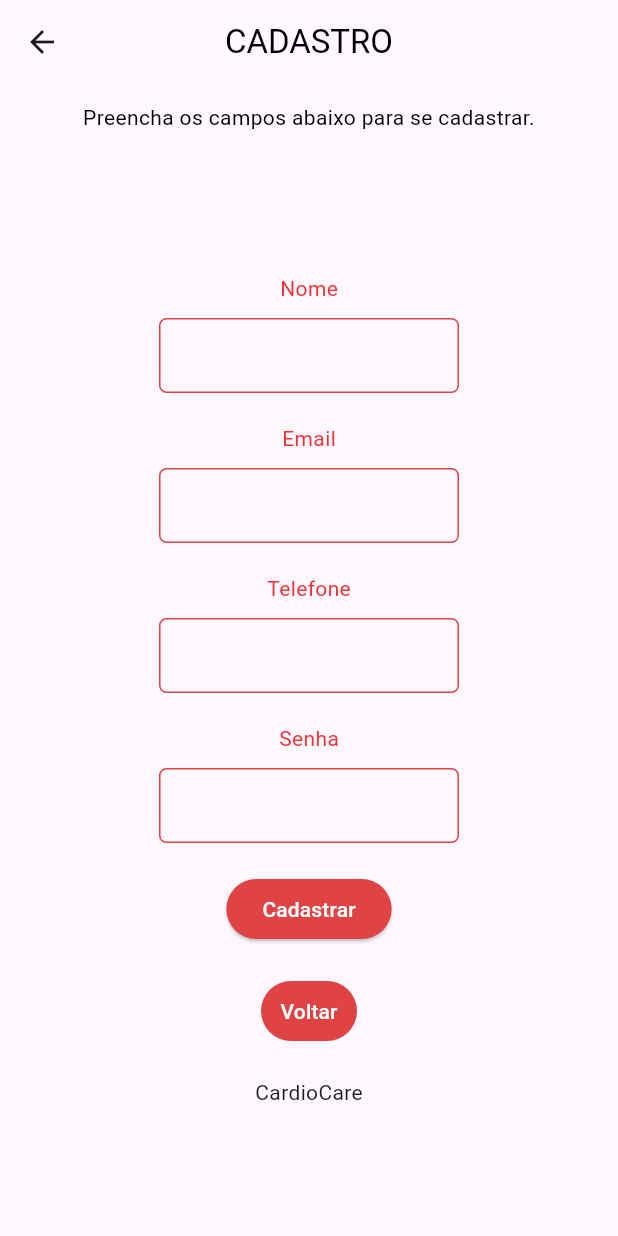
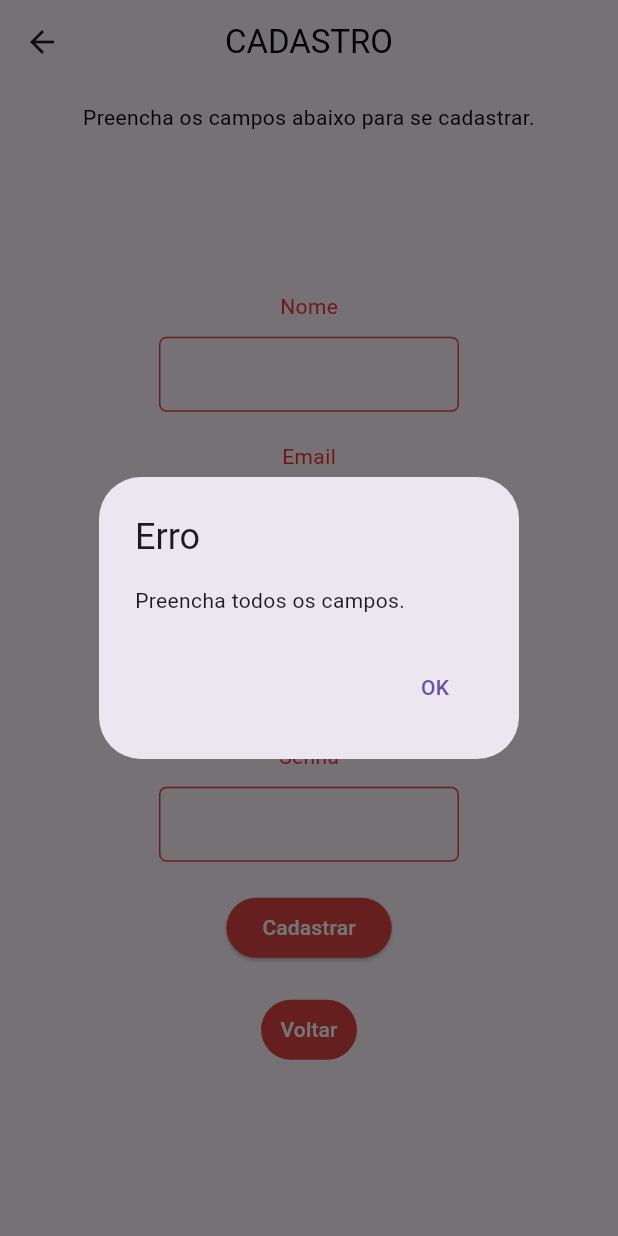
Before and after one commit to febzr/proj-dsi, a Flutter app: the CadastroPage screen opened by its route, after a tap on "Cadastrar", on a phone screen of 412 x 824 dp. Run offline on Flutter 3.47's test engine with Material 3 defaults, Android fonts, the phone set to English and light mode, and no system bars.

Commit message:
Alteração de pequenos fatores

```diff
--- a/cardiocare/lib/main.dart
+++ b/cardiocare/lib/main.dart
@@ -2,11 +2,16 @@
 
 import 'package:flutter/material.dart';
 import 'home.dart';
+import 'sucessoCadastro.dart';
 
 void main() => runApp(const MyApp());
 
 final TextEditingController login = TextEditingController();
 final TextEditingController senha = TextEditingController();
+final TextEditingController nome = TextEditingController();
+final TextEditingController email = TextEditingController();
+final TextEditingController telefone = TextEditingController();
+final TextEditingController senhaCadastro = TextEditingController();
 
 const usrlogin = 'valdir';
 const senhalogin = '123';
@@ -26,6 +31,7 @@
         '/': (context) => const LoginPage(),
         '/cadastro': (context) => const CadastroPage(),
         '/home': (context) => const HomePage(),
+        '/sucessoCadastro': (context) => SucessoCadastro(),
       },
     );
   }
@@ -202,9 +208,10 @@
                   border: Border.all(color: const Color(0xFFDF4343)),
                   borderRadius: BorderRadius.circular(5.0),
                 ),
-                child: const Padding(
+                child: Padding(
                   padding: EdgeInsets.symmetric(horizontal: 10.0),
                   child: TextField(
+                    controller: nome,
                     textAlign: TextAlign.center,
                     decoration: InputDecoration(
                       border: InputBorder.none,
@@ -224,9 +231,10 @@
                   border: Border.all(color: const Color(0xFFDF4343)),
                   borderRadius: BorderRadius.circular(5.0),
                 ),
-                child: const Padding(
+                child: Padding(
                   padding: EdgeInsets.symmetric(horizontal: 10.0),
                   child: TextField(
+                    controller: email,
                     textAlign: TextAlign.center,
                     decoration: InputDecoration(
                       border: InputBorder.none,
@@ -246,9 +254,11 @@
                   border: Border.all(color: const Color(0xFFDF4343)),
                   borderRadius: BorderRadius.circular(5.0),
                 ),
-                child: const Padding(
+                child: Padding(
                   padding: EdgeInsets.symmetric(horizontal: 10.0),
                   child: TextField(
+                    controller: telefone,
+                    keyboardType: TextInputType.phone,
                     textAlign: TextAlign.center,
                     decoration: InputDecoration(
                       border: InputBorder.none,
@@ -268,9 +278,10 @@
                   border: Border.all(color: const Color(0xFFDF4343)),
                   borderRadius: BorderRadius.circular(5.0),
                 ),
-                child: const Padding(
+                child: Padding(
                   padding: EdgeInsets.symmetric(horizontal: 10.0),
                   child: TextField(
+                    controller: senhaCadastro,
                     textAlign: TextAlign.center,
                     decoration: InputDecoration(
                       border: InputBorder.none,
@@ -282,7 +293,30 @@
               const SizedBox(height: 20.0),
               ElevatedButton(
                 onPressed: () {
-                  // Implementar a lógica de cadastro aqui
+                  if (nome.text.isNotEmpty &&
+                      email.text.isNotEmpty &&
+                      telefone.text.isNotEmpty &&
+                      senhaCadastro.text.isNotEmpty) {
+                      Navigator.pushNamed(context, '/sucessoCadastro');
+                  } else {
+                    showDialog(
+                      context: context,
+                      builder: (context) {
+                        return AlertDialog(
+                          title: const Text('Erro'),
+                          content: const Text('Preencha todos os campos.'),
+                          actions: <Widget>[
+                            TextButton(
+                              onPressed: () {
+                                Navigator.pop(context);
+                              },
+                              child: const Text('OK'),
+                            ),
+                          ],
+                        );
+                      },
+                    );
+                  }
                 },
                 style: ButtonStyle(
                   backgroundColor:
@@ -305,10 +339,8 @@
                 ),
                 child: const Text('Voltar'),
               ),
-              const SizedBox(height: 20.0),
+              const SizedBox(height: 15.0),
               // Logo no final da tela
-              Positioned(
-                  bottom: 0, left: 0, right: 0, child: Text('CardioCare')),
             ],
           ),
         ),
```
Also changed, not shown: cardiocare/lib/sucessoCadastro.dart (added, +29 -0 lines).
